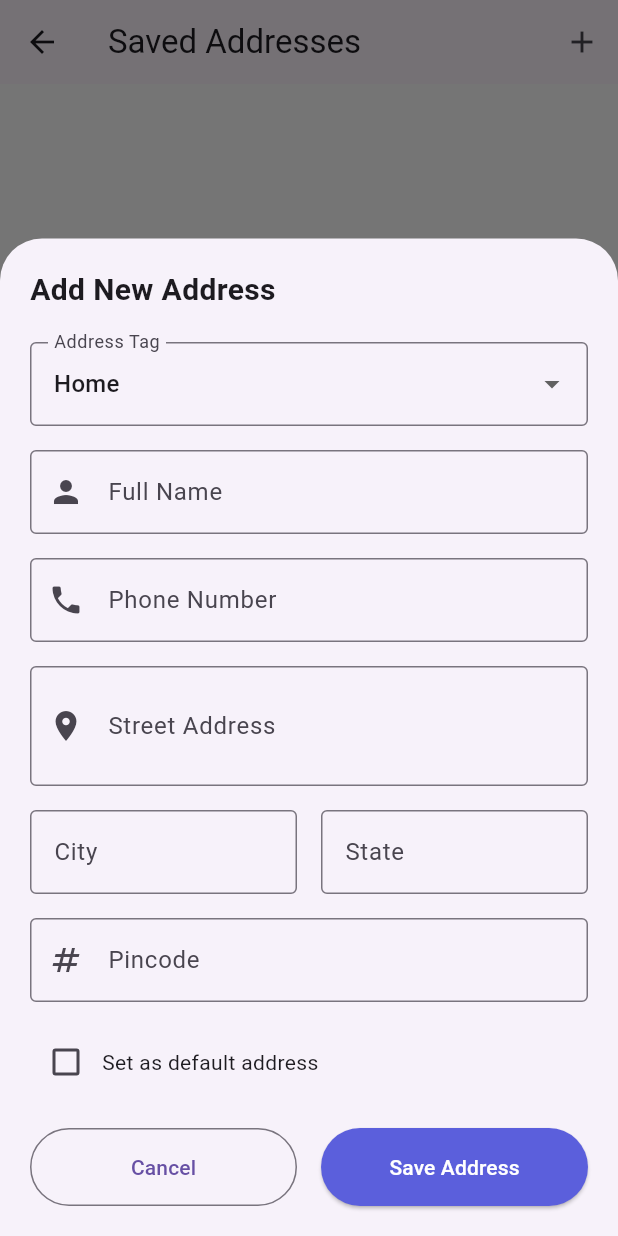
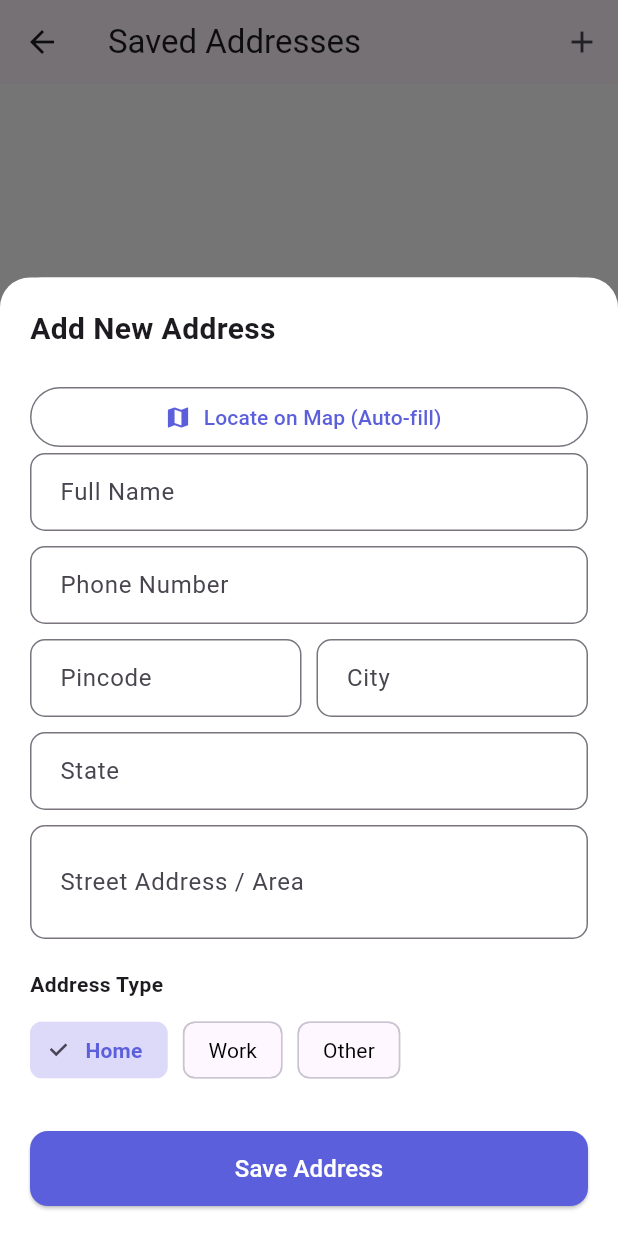
Before and after one commit to Hitarth04/shoe-shop, a Flutter app: the AddressScreen screen opened directly, after a tap on "Add New Address", on a phone screen of 412 x 824 dp. Run offline on Flutter 3.47's test engine with Material 3 defaults, Android fonts, the phone set to English and light mode, and no system bars; our stand-ins replace cloud_firestore, firebase_auth, firebase_core, firebase_messaging, flutter_local_notifications, flutter_map and 8 more; accounts and stored records are empty.

Commit message:
Added map feature to address screen

```diff
--- a/lib/screens/admin/add_product_screen.dart
+++ b/lib/screens/admin/add_product_screen.dart
@@ -1,6 +1,5 @@
 import 'package:flutter/material.dart';
 import 'package:cloud_firestore/cloud_firestore.dart';
-import '../../utils/constants.dart'; // Ensure this points to your constants
 
 class AddProductScreen extends StatefulWidget {
   const AddProductScreen({super.key});
--- a/lib/screens/admin/admin_dashboard_screen.dart
+++ b/lib/screens/admin/admin_dashboard_screen.dart
@@ -2,7 +2,6 @@ import 'package:flutter/material.dart';
 import 'add_product_screen.dart';
 import 'manage_products_screen.dart';
 import 'admin_orders_screen.dart';
-import '../../utils/constants.dart';
 
 class AdminDashboardScreen extends StatelessWidget {
   const AdminDashboardScreen({super.key});
--- a/lib/screens/admin/admin_orders_screen.dart
+++ b/lib/screens/admin/admin_orders_screen.dart
@@ -1,6 +1,5 @@
 import 'package:flutter/material.dart';
 import 'package:cloud_firestore/cloud_firestore.dart';
-import '../../utils/extensions.dart'; // Ensure this exists for date formatting
 
 class AdminOrdersScreen extends StatelessWidget {
   const AdminOrdersScreen({super.key});
--- a/lib/screens/auth/welcome_screen.dart
+++ b/lib/screens/auth/welcome_screen.dart
@@ -1,6 +1,5 @@
 import 'package:flutter/material.dart';
 import 'package:firebase_auth/firebase_auth.dart';
-import 'package:cloud_firestore/cloud_firestore.dart';
 import 'package:shoe_shop/services/auth_service.dart'; // Ensure this path is correct
 import '../main_nav_screen.dart'; // Ensure this path is correct
 import 'login_screen.dart';
--- a/lib/screens/cart_screen.dart
+++ b/lib/screens/cart_screen.dart
@@ -1,11 +1,8 @@
 import 'package:flutter/material.dart';
-import '../models/address_model.dart';
-import '../models/order_model.dart';
 import '../services/cart_service.dart';
 import '../services/order_service.dart';
 import '../services/address_service.dart';
 import 'checkout_screen.dart';
-import 'address_screen.dart';
 import '../utils/extensions.dart';
 import '../utils/constants.dart';
 import '../models/cart_model.dart';
--- a/lib/screens/checkout_screen.dart
+++ b/lib/screens/checkout_screen.dart
@@ -8,7 +8,6 @@ import '../widgets/address_selection_sheet.dart';
 import '../utils/constants.dart';
 import '../utils/validators.dart';
 import '../models/cart_model.dart';
-import 'address_screen.dart';
 import '../services/address_service.dart';
 
 class CheckoutScreen extends StatefulWidget {
--- a/lib/screens/wishlist_screen.dart
+++ b/lib/screens/wishlist_screen.dart
@@ -2,7 +2,6 @@ import 'package:flutter/material.dart';
 import '../models/product_model.dart';
 import '../services/wishlist_service.dart';
 import '../services/cart_service.dart';
-import '../widgets/product_card.dart';
 import 'product_details_screen.dart';
 import '../utils/constants.dart';
 
--- a/lib/widgets/address_form.dart
+++ b/lib/widgets/address_form.dart
@@ -1,8 +1,10 @@
 import 'package:flutter/material.dart';
+import 'package:geocoding/geocoding.dart';
+import 'package:latlong2/latlong.dart'; // Ensure you have latlong2 for coordinates
 import '../models/address_model.dart';
-import '../services/address_service.dart';
 import '../utils/constants.dart';
 import '../utils/validators.dart';
+import 'mini_map_picker.dart';
 
 class AddressForm extends StatefulWidget {
   final Address? address;
@@ -20,223 +22,238 @@ class AddressForm extends StatefulWidget {
 
 class _AddressFormState extends State<AddressForm> {
   final _formKey = GlobalKey<FormState>();
-  final AddressService addressService = AddressService();
 
-  String _tag = 'Home';
-  final TextEditingController _fullNameController = TextEditingController();
-  final TextEditingController _phoneController = TextEditingController();
-  final TextEditingController _streetController = TextEditingController();
-  final TextEditingController _cityController = TextEditingController();
-  final TextEditingController _stateController = TextEditingController();
-  final TextEditingController _pincodeController = TextEditingController();
-  bool _isDefault = false;
+  late TextEditingController _fullNameController;
+  late TextEditingController _phoneController;
+  late TextEditingController _streetController;
+  late TextEditingController _cityController;
+  late TextEditingController _stateController;
+  late TextEditingController _pincodeController;
+
+  String _selectedTag = 'Home';
+  bool _isMapVisible = false;
 
   @override
   void initState() {
     super.initState();
+    _fullNameController =
+        TextEditingController(text: widget.address?.fullName ?? '');
+    _phoneController = TextEditingController(text: widget.address?.phone ?? '');
+    _streetController =
+        TextEditingController(text: widget.address?.street ?? '');
+    _cityController = TextEditingController(text: widget.address?.city ?? '');
+    _stateController = TextEditingController(text: widget.address?.state ?? '');
+    _pincodeController =
+        TextEditingController(text: widget.address?.pincode ?? '');
+
     if (widget.address != null) {
-      _tag = widget.address!.tag;
-      _fullNameController.text = widget.address!.fullName;
-      _phoneController.text = widget.address!.phone;
-      _streetController.text = widget.address!.street;
-      _cityController.text = widget.address!.city;
-      _stateController.text = widget.address!.state;
-      _pincodeController.text = widget.address!.pincode;
-      _isDefault = widget.address!.isDefault;
+      _selectedTag = widget.address!.tag;
     }
   }
 
-  @override
-  void dispose() {
-    _fullNameController.dispose();
-    _phoneController.dispose();
-    _streetController.dispose();
-    _cityController.dispose();
-    _stateController.dispose();
-    _pincodeController.dispose();
-    super.dispose();
+  Future<void> _fillAddressFromCoordinates(LatLng pos) async {
+    try {
+      List<Placemark> placemarks =
+          await placemarkFromCoordinates(pos.latitude, pos.longitude);
+
+      if (placemarks.isNotEmpty) {
+        Placemark place = placemarks[0];
+
+        setState(() {
+          _cityController.text = place.locality ?? '';
+          _stateController.text = place.administrativeArea ?? '';
+          _pincodeController.text = place.postalCode ?? '';
+
+          if (place.thoroughfare != null && place.thoroughfare!.isNotEmpty) {
+            _streetController.text =
+                "${place.thoroughfare}, ${place.subLocality}";
           }
-
-  void _saveAddress() {
-    if (_formKey.currentState!.validate()) {
-      final address = Address(
-        id: widget.address?.id ?? addressService.generateId(),
-        tag: _tag,
-        fullName: _fullNameController.text,
-        phone: _phoneController.text,
-        street: _streetController.text,
-        city: _cityController.text,
-        state: _stateController.text,
-        pincode: _pincodeController.text,
-        isDefault: _isDefault,
-      );
-      widget.onSave(address);
+        });
+      }
+    } catch (e) {
+      debugPrint("Geocoding error: $e");
     }
   }
 
   @override
   Widget build(BuildContext context) {
+    final bottomPadding = MediaQuery.of(context).viewInsets.bottom;
+
     return Container(
-      padding: EdgeInsets.only(
-        bottom: MediaQuery.of(context).viewInsets.bottom,
-        left: 20,
-        right: 20,
-        top: 20,
+      padding: EdgeInsets.fromLTRB(20, 20, 20, bottomPadding + 20),
+      decoration: const BoxDecoration(
+        color: Colors.white,
+        borderRadius: BorderRadius.vertical(top: Radius.circular(20)),
       ),
+      child: SingleChildScrollView(
         child: Form(
           key: _formKey,
-        child: SingleChildScrollView(
           child: Column(
             mainAxisSize: MainAxisSize.min,
             crossAxisAlignment: CrossAxisAlignment.start,
             children: [
               Text(
                 widget.address == null ? "Add New Address" : "Edit Address",
-                style: const TextStyle(
-                  fontSize: 20,
-                  fontWeight: FontWeight.bold,
+                style:
+                    const TextStyle(fontSize: 20, fontWeight: FontWeight.bold),
+              ),
+              const SizedBox(height: 20),
+
+              if (widget.address == null)
+                SizedBox(
+                  width: double.infinity,
+                  child: OutlinedButton.icon(
+                    onPressed: () {
+                      setState(() {
+                        _isMapVisible = !_isMapVisible;
+                      });
+                    },
+                    icon: Icon(_isMapVisible ? Icons.close : Icons.map),
+                    label: Text(_isMapVisible
+                        ? "Hide Map"
+                        : "Locate on Map (Auto-fill)"),
+                    style: OutlinedButton.styleFrom(
+                      foregroundColor: AppConstants.primaryColor,
                     ),
                   ),
+                ),
+
+              if (_isMapVisible) ...[
+                const SizedBox(height: 10),
+                const Text("Drag map to select location:",
+                    style: TextStyle(fontSize: 12, color: Colors.grey)),
+                const SizedBox(height: 5),
+                MiniMapPicker(
+                  onLocationChanged: (LatLng pos) {
+                    _fillAddressFromCoordinates(pos);
+                  },
+                ),
                 const SizedBox(height: 20),
-              DropdownButtonFormField<String>(
-                value: _tag,
-                decoration: const InputDecoration(
-                  labelText: "Address Tag",
-                  border: OutlineInputBorder(),
+              ],
+
+              // Validators.validateName takes 1 arg (String?) -> OK
+              _buildTextField(
+                  "Full Name", _fullNameController, Validators.validateName),
+              const SizedBox(height: 10),
+              // Validators.validatePhone takes 1 arg (String?) -> OK
+              _buildTextField(
+                  "Phone Number", _phoneController, Validators.validatePhone,
+                  isPhone: true),
+              const SizedBox(height: 10),
+
+              Row(
+                children: [
+                  // Validators.validatePincode takes 1 arg (String?) -> OK
+                  Expanded(
+                      child: _buildTextField("Pincode", _pincodeController,
+                          Validators.validatePincode,
+                          isNumber: true)),
+                  const SizedBox(width: 10),
+
+                  // FIX 1: Wrap validateRequired to pass the field name "City"
+                  Expanded(
+                      child: _buildTextField("City", _cityController,
+                          (val) => Validators.validateRequired(val, "City"))),
+                ],
               ),
-                items: AppConstants.addressTags.map((tag) {
-                  return DropdownMenuItem(
-                    value: tag,
-                    child: Text(tag),
+              const SizedBox(height: 10),
+              Row(
+                children: [
+                  // FIX 2: Wrap validateRequired to pass the field name "State"
+                  Expanded(
+                      child: _buildTextField("State", _stateController,
+                          (val) => Validators.validateRequired(val, "State"))),
+                ],
+              ),
+              const SizedBox(height: 10),
+              // FIX 3: Wrap validateRequired to pass "Street Address"
+              _buildTextField("Street Address / Area", _streetController,
+                  (val) => Validators.validateRequired(val, "Street Address"),
+                  maxLines: 2),
+
+              const SizedBox(height: 20),
+              const Text("Address Type",
+                  style: TextStyle(fontWeight: FontWeight.w600)),
+              const SizedBox(height: 10),
+              Row(
+                children: ['Home', 'Work', 'Other'].map((tag) {
+                  final isSelected = _selectedTag == tag;
+                  return Padding(
+                    padding: const EdgeInsets.only(right: 10),
+                    child: ChoiceChip(
+                      label: Text(tag),
+                      selected: isSelected,
+                      selectedColor: AppConstants.primaryColor.withOpacity(0.2),
+                      labelStyle: TextStyle(
+                        color: isSelected
+                            ? AppConstants.primaryColor
+                            : Colors.black,
+                        fontWeight:
+                            isSelected ? FontWeight.bold : FontWeight.normal,
+                      ),
+                      onSelected: (selected) {
+                        if (selected) setState(() => _selectedTag = tag);
+                      },
+                    ),
                   );
                 }).toList(),
-                onChanged: (value) {
-                  setState(() {
-                    _tag = value!;
-                  });
-                },
               ),
-              const SizedBox(height: 16),
-              TextFormField(
-                controller: _fullNameController,
-                decoration: const InputDecoration(
-                  labelText: "Full Name",
-                  border: OutlineInputBorder(),
-                  prefixIcon: Icon(Icons.person),
-                ),
-                validator: (value) => Validators.validateName(value),
-              ),
-              const SizedBox(height: 16),
-              TextFormField(
-                controller: _phoneController,
-                decoration: const InputDecoration(
-                  labelText: "Phone Number",
-                  border: OutlineInputBorder(),
-                  prefixIcon: Icon(Icons.phone),
-                ),
-                keyboardType: TextInputType.phone,
-                validator: (value) => Validators.validatePhone(value),
-              ),
-              const SizedBox(height: 16),
-              TextFormField(
-                controller: _streetController,
-                decoration: const InputDecoration(
-                  labelText: "Street Address",
-                  border: OutlineInputBorder(),
-                  prefixIcon: Icon(Icons.location_on),
-                ),
-                maxLines: 2,
-                validator: (value) =>
-                    Validators.validateRequired(value, "Street address"),
-              ),
-              const SizedBox(height: 16),
-              Row(
-                children: [
-                  Expanded(
-                    child: TextFormField(
-                      controller: _cityController,
-                      decoration: const InputDecoration(
-                        labelText: "City",
-                        border: OutlineInputBorder(),
-                      ),
-                      validator: (value) =>
-                          Validators.validateRequired(value, "City"),
-                    ),
-                  ),
-                  const SizedBox(width: 16),
-                  Expanded(
-                    child: TextFormField(
-                      controller: _stateController,
-                      decoration: const InputDecoration(
-                        labelText: "State",
-                        border: OutlineInputBorder(),
-                      ),
-                      validator: (value) =>
-                          Validators.validateRequired(value, "State"),
-                    ),
-                  ),
-                ],
-              ),
-              const SizedBox(height: 16),
-              TextFormField(
-                controller: _pincodeController,
-                decoration: const InputDecoration(
-                  labelText: "Pincode",
-                  border: OutlineInputBorder(),
-                  prefixIcon: Icon(Icons.numbers),
-                ),
-                keyboardType: TextInputType.number,
-                validator: (value) => Validators.validatePincode(value),
-              ),
-              const SizedBox(height: 16),
-              Row(
-                children: [
-                  Checkbox(
-                    value: _isDefault,
-                    onChanged: (value) {
-                      setState(() {
-                        _isDefault = value!;
-                      });
-                    },
-                  ),
-                  const Text("Set as default address"),
-                ],
-              ),
-              const SizedBox(height: 20),
-              Row(
-                children: [
-                  Expanded(
-                    child: OutlinedButton(
-                      onPressed: () => Navigator.pop(context),
-                      style: OutlinedButton.styleFrom(
-                        padding: const EdgeInsets.symmetric(vertical: 16),
-                      ),
-                      child: const Text("Cancel"),
-                    ),
-                  ),
-                  const SizedBox(width: 16),
-                  Expanded(
+              const SizedBox(height: 30),
+              SizedBox(
+                width: double.infinity,
+                height: 50,
                 child: ElevatedButton(
                   onPressed: _saveAddress,
                   style: ElevatedButton.styleFrom(
                     backgroundColor: AppConstants.primaryColor,
-                        padding: const EdgeInsets.symmetric(vertical: 16),
+                    shape: RoundedRectangleBorder(
+                        borderRadius: BorderRadius.circular(12)),
                   ),
-                      child: const Text(
-                        "Save Address",
-                        style: TextStyle(
-                          color: Colors.white,
+                  child: const Text("Save Address",
+                      style: TextStyle(color: Colors.white, fontSize: 16)),
                 ),
               ),
-                    ),
-                  ),
-                ],
-              ),
-              const SizedBox(height: 20),
             ],
           ),
         ),
       ),
     );
   }
+
+  Widget _buildTextField(String label, TextEditingController controller,
+      String? Function(String?) validator,
+      {bool isPhone = false, bool isNumber = false, int maxLines = 1}) {
+    return TextFormField(
+      controller: controller,
+      validator: validator,
+      keyboardType: isPhone
+          ? TextInputType.phone
+          : (isNumber ? TextInputType.number : TextInputType.text),
+      maxLines: maxLines,
+      decoration: InputDecoration(
+        labelText: label,
+        border: OutlineInputBorder(borderRadius: BorderRadius.circular(10)),
+        contentPadding:
+            const EdgeInsets.symmetric(horizontal: 16, vertical: 14),
+      ),
+    );
   }
+
+  void _saveAddress() {
+    if (_formKey.currentState!.validate()) {
+      final newAddress = Address(
+        id: widget.address?.id ??
+            DateTime.now().millisecondsSinceEpoch.toString(),
+        fullName: _fullNameController.text.trim(),
+        phone: _phoneController.text.trim(),
+        street: _streetController.text.trim(),
+        city: _cityController.text.trim(),
+        state: _stateController.text.trim(),
+        pincode: _pincodeController.text.trim(),
+        tag: _selectedTag,
+        isDefault: widget.address?.isDefault ?? false,
+      );
+      widget.onSave(newAddress);
+    }
+  }
+}
--- a/pubspec.yaml
+++ b/pubspec.yaml
@@ -36,6 +36,10 @@ dependencies:
   firebase_messaging: ^15.2.1
   flutter_local_notifications: ^18.0.1
   permission_handler: ^11.3.0
+  flutter_map: ^7.0.2 # The Map Widget
+  latlong2: ^0.9.1 # Helper for Coordinates
+  geocoding: ^3.0.0
+  geolocator: ^13.0.2
 
 dev_dependencies:
   flutter_test:
```
Also changed, not shown: lib/widgets/mini_map_picker.dart (added, +105 -0 lines), pubspec.lock, 3 other files. Lines whose indentation alone changed are shown as unchanged.
